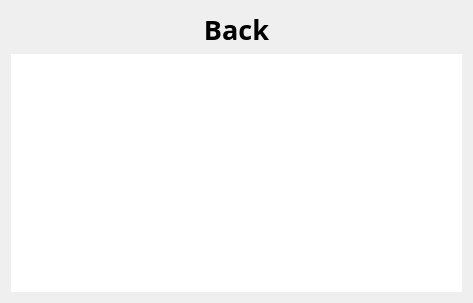
Before: the Qt Designer form fcback.ui in dparker2/StudyGroup, drawn with Qt 5.
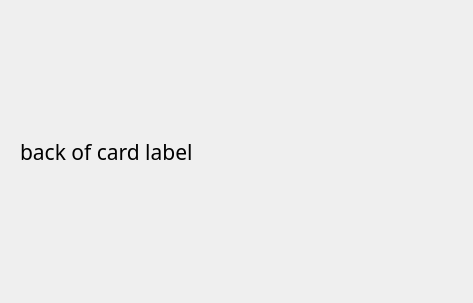
After: the same form once the commit is applied.

The edit to the form file:
```diff
--- a/fcback.ui
+++ b/fcback.ui
@@ -14,24 +14,36 @@
    <string>Form</string>
   </property>
   <layout class="QGridLayout" name="gridLayout">
-   <item row="1" column="0">
-    <widget class="QTextEdit" name="back_text">
-     <property name="styleSheet">
-      <string notr="true">QTextEdit{
-	border-style: none;
-	background-color: white;
-
-}
-</string>
+   <item row="0" column="0">
+    <widget class="QStackedWidget" name="stackedWidget">
+     <property name="currentIndex">
+      <number>0</number>
+     </property>
+     <widget class="QWidget" name="Back1">
+      <layout class="QGridLayout" name="gridLayout_2">
+       <item row="0" column="0">
+        <widget class="QLabel" name="back_label">
+         <property name="font">
+          <font>
+           <family>Trebuchet MS</family>
+           <pointsize>16</pointsize>
+          </font>
+         </property>
+         <property name="text">
+          <string>back of card label</string>
      </property>
     </widget>
    </item>
+      </layout>
+     </widget>
+     <widget class="QWidget" name="Back2">
+      <layout class="QGridLayout" name="gridLayout_3">
    <item row="0" column="0">
-    <widget class="QLabel" name="label">
+        <widget class="QLabel" name="top_label">
      <property name="font">
       <font>
        <family>Trebuchet MS</family>
-       <pointsize>20</pointsize>
+           <pointsize>24</pointsize>
        <weight>75</weight>
        <bold>true</bold>
       </font>
@@ -42,6 +54,13 @@
      <property name="alignment">
       <set>Qt::AlignCenter</set>
      </property>
+        </widget>
+       </item>
+       <item row="1" column="0">
+        <widget class="QTextEdit" name="back_text"/>
+       </item>
+      </layout>
+     </widget>
     </widget>
    </item>
   </layout>
```
Lines whose indentation alone changed are shown as unchanged.
